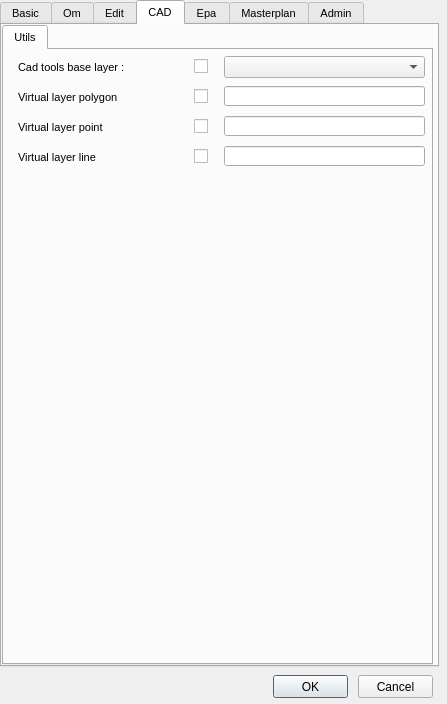
Giswater/giswater_qgis_plugin, file ui/config.ui: the form before one commit.
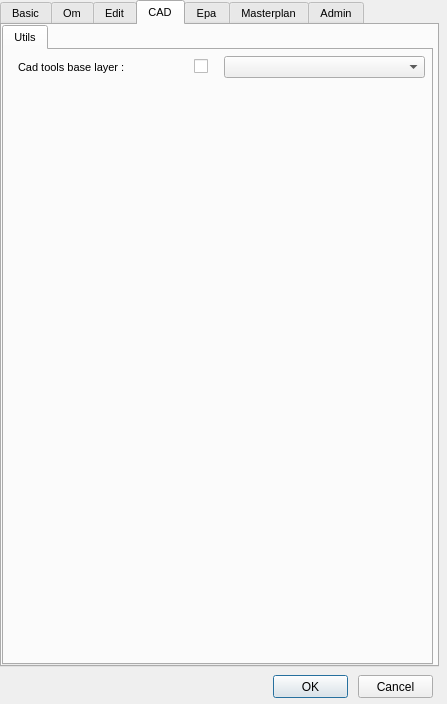
The form after the commit. The open tabs and pages were chosen to show the change.

Commit message: Remove 'virutal_layer' from cad tab

What changed in the file:
```diff
--- a/ui/config.ui
+++ b/ui/config.ui
@@ -3173,173 +3173,6 @@
       <attribute name="title">
        <string>Utils</string>
       </attribute>
-      <widget class="QLabel" name="label_visitcat_5">
-       <property name="geometry">
-        <rect>
-         <x>14</x>
-         <y>96</y>
-         <width>166</width>
-         <height>22</height>
-        </rect>
-       </property>
-       <property name="font">
-        <font>
-         <pointsize>8</pointsize>
-        </font>
-       </property>
-       <property name="frameShape">
-        <enum>QFrame::NoFrame</enum>
-       </property>
-       <property name="frameShadow">
-        <enum>QFrame::Plain</enum>
-       </property>
-       <property name="text">
-        <string>Virtual layer line</string>
-       </property>
-       <property name="textFormat">
-        <enum>Qt::AutoText</enum>
-       </property>
-       <property name="scaledContents">
-        <bool>false</bool>
-       </property>
-       <property name="alignment">
-        <set>Qt::AlignLeading|Qt::AlignLeft|Qt::AlignVCenter</set>
-       </property>
-       <property name="margin">
-        <number>3</number>
-       </property>
-      </widget>
-      <widget class="QLabel" name="label_visitcat_3">
-       <property name="geometry">
-        <rect>
-         <x>14</x>
-         <y>36</y>
-         <width>166</width>
-         <height>22</height>
-        </rect>
-       </property>
-       <property name="font">
-        <font>
-         <pointsize>8</pointsize>
-        </font>
-       </property>
-       <property name="frameShape">
-        <enum>QFrame::NoFrame</enum>
-       </property>
-       <property name="frameShadow">
-        <enum>QFrame::Plain</enum>
-       </property>
-       <property name="text">
-        <string>Virtual layer polygon</string>
-       </property>
-       <property name="textFormat">
-        <enum>Qt::AutoText</enum>
-       </property>
-       <property name="scaledContents">
-        <bool>false</bool>
-       </property>
-       <property name="alignment">
-        <set>Qt::AlignLeading|Qt::AlignLeft|Qt::AlignVCenter</set>
-       </property>
-       <property name="margin">
-        <number>3</number>
-       </property>
-      </widget>
-      <widget class="QLineEdit" name="virtual_layer_point">
-       <property name="geometry">
-        <rect>
-         <x>220</x>
-         <y>66</y>
-         <width>201</width>
-         <height>20</height>
-        </rect>
-       </property>
-      </widget>
-      <widget class="QCheckBox" name="chk_virtual_layer_line">
-       <property name="geometry">
-        <rect>
-         <x>190</x>
-         <y>96</y>
-         <width>20</width>
-         <height>21</height>
-        </rect>
-       </property>
-       <property name="text">
-        <string/>
-       </property>
-      </widget>
-      <widget class="QLabel" name="label_visitcat_4">
-       <property name="geometry">
-        <rect>
-         <x>14</x>
-         <y>66</y>
-         <width>166</width>
-         <height>22</height>
-        </rect>
-       </property>
-       <property name="font">
-        <font>
-         <pointsize>8</pointsize>
-        </font>
-       </property>
-       <property name="frameShape">
-        <enum>QFrame::NoFrame</enum>
-       </property>
-       <property name="frameShadow">
-        <enum>QFrame::Plain</enum>
-       </property>
-       <property name="text">
-        <string>Virtual layer point</string>
-       </property>
-       <property name="textFormat">
-        <enum>Qt::AutoText</enum>
-       </property>
-       <property name="scaledContents">
-        <bool>false</bool>
-       </property>
-       <property name="alignment">
-        <set>Qt::AlignLeading|Qt::AlignLeft|Qt::AlignVCenter</set>
-       </property>
-       <property name="margin">
-        <number>3</number>
-       </property>
-      </widget>
-      <widget class="QLineEdit" name="virtual_layer_polygon">
-       <property name="geometry">
-        <rect>
-         <x>220</x>
-         <y>36</y>
-         <width>201</width>
-         <height>20</height>
-        </rect>
-       </property>
-      </widget>
-      <widget class="QCheckBox" name="chk_virtual_layer_polygon">
-       <property name="geometry">
-        <rect>
-         <x>190</x>
-         <y>36</y>
-         <width>20</width>
-         <height>21</height>
-        </rect>
-       </property>
-       <property name="text">
-        <string/>
-       </property>
-      </widget>
-      <widget class="QCheckBox" name="chk_virtual_layer_point">
-       <property name="geometry">
-        <rect>
-         <x>190</x>
-         <y>66</y>
-         <width>20</width>
-         <height>21</height>
-        </rect>
-       </property>
-       <property name="text">
-        <string/>
-       </property>
-      </widget>
       <widget class="QCheckBox" name="chk_cad_tools_base_layer_vdefault_1">
        <property name="geometry">
         <rect>
@@ -3363,16 +3196,6 @@
         </rect>
        </property>
       </widget>
-      <widget class="QLineEdit" name="virtual_layer_line">
-       <property name="geometry">
-        <rect>
-         <x>220</x>
-         <y>96</y>
-         <width>201</width>
-         <height>20</height>
-        </rect>
-       </property>
-      </widget>
       <widget class="QLabel" name="label_cad_tool_base_layer">
        <property name="geometry">
         <rect>
```
Left out of the diff: 12 changed lines with no effect on the pictures. The commit also changes 1 other file.
